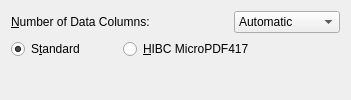
Above: frontend_qt4/grpMicroPDF.ui from zint/zint-gpl-only before the change. Below: the same form after it.
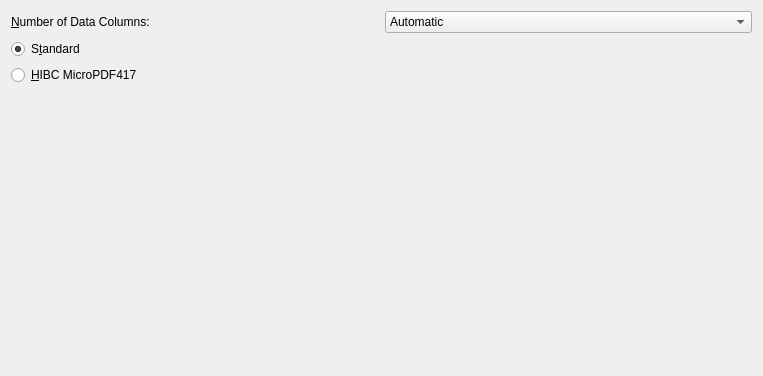
That is the form after the change.

What changed in the file:
```diff
--- a/frontend_qt4/grpMicroPDF.ui
+++ b/frontend_qt4/grpMicroPDF.ui
@@ -1,12 +1,12 @@
 <ui version="4.0" >
  <class>grpMicroPDF</class>
- <widget class="QWidget" name="grpMicroPDF" >
-  <property name="geometry" >
+ <widget class="QWidget" name="grpMicroPDF">
+  <property name="geometry">
    <rect>
     <x>0</x>
     <y>0</y>
-    <width>351</width>
-    <height>100</height>
+    <width>763</width>
+    <height>376</height>
    </rect>
   </property>
   <property name="windowTitle" >
@@ -14,10 +14,10 @@
   </property>
   <layout class="QVBoxLayout" name="verticalLayout" >
    <item>
-    <layout class="QGridLayout" name="gridLayout" >
-     <item row="0" column="0" colspan="2" >
-      <widget class="QLabel" name="lblMPDFCols" >
-       <property name="text" >
+    <layout class="QGridLayout" name="gridLayout">
+     <item row="0" column="0">
+      <widget class="QLabel" name="lblMPDFCols">
+       <property name="text">
         <string>&amp;Number of Data Columns:</string>
        </property>
        <property name="alignment" >
@@ -67,9 +67,9 @@
        </property>
       </widget>
      </item>
-     <item row="1" column="1" colspan="2" >
-      <widget class="QRadioButton" name="radMPDFHIBC" >
-       <property name="text" >
+     <item row="2" column="0">
+      <widget class="QRadioButton" name="radMPDFHIBC">
+       <property name="text">
         <string>&amp;HIBC MicroPDF417</string>
        </property>
       </widget>
@@ -81,10 +81,10 @@
      <property name="orientation" >
       <enum>Qt::Vertical</enum>
      </property>
-     <property name="sizeHint" stdset="0" >
+     <property name="sizeHint" stdset="0">
       <size>
        <width>20</width>
-       <height>26</height>
+       <height>40</height>
       </size>
      </property>
     </spacer>
```
Left out of the diff: 37 changed lines with no effect on the pictures.
